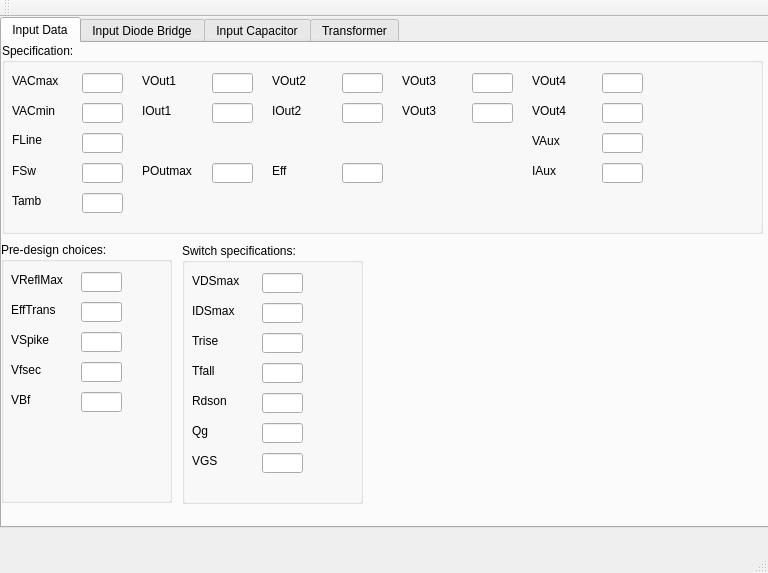
First picture: the form in FLySMPS/FLySMPS.ui, repository aemeltsev/FLySMPS, before the edit.
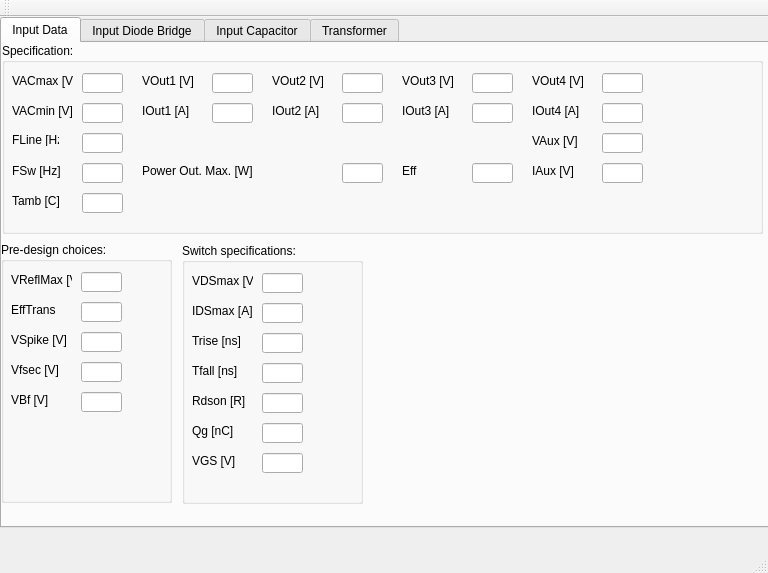
Second picture: the form after the edit.

What changed in the file:
```diff
--- a/FLySMPS/FLySMPS.ui
+++ b/FLySMPS/FLySMPS.ui
@@ -65,7 +65,7 @@
         </rect>
        </property>
        <property name="text">
-        <string>VACmax</string>
+        <string>VACmax [V]</string>
        </property>
       </widget>
       <widget class="QLabel" name="label_2">
@@ -78,7 +78,7 @@
         </rect>
        </property>
        <property name="text">
-        <string>FSw</string>
+        <string>FSw [Hz]</string>
        </property>
       </widget>
       <widget class="QLineEdit" name="lineEdit_3">
@@ -101,7 +101,7 @@
         </rect>
        </property>
        <property name="text">
-        <string>VACmin</string>
+        <string>VACmin [V]</string>
        </property>
       </widget>
       <widget class="QLineEdit" name="lineEdit_4">
@@ -134,7 +134,7 @@
         </rect>
        </property>
        <property name="text">
-        <string>FLine</string>
+        <string>FLine [Hz]</string>
        </property>
       </widget>
       <widget class="QLineEdit" name="lineEdit_6">
@@ -197,7 +197,7 @@
         </rect>
        </property>
        <property name="text">
-        <string>VOut1</string>
+        <string>VOut1 [V]</string>
        </property>
       </widget>
       <widget class="QLabel" name="label_7">
@@ -210,7 +210,7 @@
         </rect>
        </property>
        <property name="text">
-        <string>IOut1</string>
+        <string>IOut1 [A]</string>
        </property>
       </widget>
       <widget class="QLabel" name="label_8">
@@ -223,7 +223,7 @@
         </rect>
        </property>
        <property name="text">
-        <string>VOut2</string>
+        <string>VOut2 [V]</string>
        </property>
       </widget>
       <widget class="QLabel" name="label_9">
@@ -236,7 +236,7 @@
         </rect>
        </property>
        <property name="text">
-        <string>IOut2</string>
+        <string>IOut2 [A]</string>
        </property>
       </widget>
       <widget class="QLineEdit" name="lineEdit_11">
@@ -259,7 +259,7 @@
         </rect>
        </property>
        <property name="text">
-        <string>VOut3</string>
+        <string>VOut3 [V]</string>
        </property>
       </widget>
       <widget class="QLabel" name="label_11">
@@ -272,7 +272,7 @@
         </rect>
        </property>
        <property name="text">
-        <string>VOut3</string>
+        <string>IOut3 [A]</string>
        </property>
       </widget>
       <widget class="QLabel" name="label_19">
@@ -285,7 +285,7 @@
         </rect>
        </property>
        <property name="text">
-        <string>VOut4</string>
+        <string>VOut4 [V]</string>
        </property>
       </widget>
       <widget class="QLabel" name="label_20">
@@ -298,7 +298,7 @@
         </rect>
        </property>
        <property name="text">
-        <string>VOut4</string>
+        <string>IOut4 [A]</string>
        </property>
       </widget>
       <widget class="QLineEdit" name="lineEdit_19">
@@ -331,7 +331,7 @@
         </rect>
        </property>
        <property name="text">
-        <string>VAux</string>
+        <string>VAux [V]</string>
        </property>
       </widget>
       <widget class="QLineEdit" name="lineEdit_21">
@@ -364,7 +364,7 @@
         </rect>
        </property>
        <property name="text">
-        <string>IAux</string>
+        <string>IAux [V]</string>
        </property>
       </widget>
       <widget class="QLineEdit" name="lineEdit_23">
@@ -380,7 +380,7 @@
       <widget class="QLineEdit" name="lineEdit_24">
        <property name="geometry">
         <rect>
-         <x>210</x>
+         <x>340</x>
          <y>120</y>
          <width>41</width>
          <height>20</height>
@@ -392,18 +392,18 @@
         <rect>
          <x>140</x>
          <y>120</y>
-         <width>61</width>
+         <width>181</width>
          <height>16</height>
         </rect>
        </property>
        <property name="text">
-        <string>POutmax</string>
+        <string>Power Out. Max. [W]</string>
        </property>
       </widget>
       <widget class="QLineEdit" name="lineEdit_25">
        <property name="geometry">
         <rect>
-         <x>340</x>
+         <x>470</x>
          <y>120</y>
          <width>41</width>
          <height>20</height>
@@ -413,7 +413,7 @@
       <widget class="QLabel" name="label_24">
        <property name="geometry">
         <rect>
-         <x>270</x>
+         <x>400</x>
          <y>120</y>
          <width>61</width>
          <height>16</height>
@@ -433,7 +433,7 @@
         </rect>
        </property>
        <property name="text">
-        <string>Tamb</string>
+        <string>Tamb [C]</string>
        </property>
       </widget>
      </widget>
@@ -469,7 +469,7 @@
         </rect>
        </property>
        <property name="text">
-        <string>VReflMax</string>
+        <string>VReflMax [V]</string>
        </property>
       </widget>
       <widget class="QLineEdit" name="lineEdit_26">
@@ -505,7 +505,7 @@
         </rect>
        </property>
        <property name="text">
-        <string>VSpike</string>
+        <string>VSpike [V]</string>
        </property>
       </widget>
       <widget class="QLineEdit" name="lineEdit_27">
@@ -538,7 +538,7 @@
         </rect>
        </property>
        <property name="text">
-        <string>Vfsec</string>
+        <string>Vfsec [V]</string>
        </property>
       </widget>
       <widget class="QLabel" name="label_29">
@@ -551,7 +551,7 @@
         </rect>
        </property>
        <property name="text">
-        <string>VBf</string>
+        <string>VBf [V]</string>
        </property>
       </widget>
       <widget class="QLineEdit" name="lineEdit_29">
@@ -597,7 +597,7 @@
         </rect>
        </property>
        <property name="text">
-        <string>VDSmax</string>
+        <string>VDSmax [V]</string>
        </property>
       </widget>
       <widget class="QLineEdit" name="lineEdit_13">
@@ -640,7 +640,7 @@
         </rect>
        </property>
        <property name="text">
-        <string>IDSmax</string>
+        <string>IDSmax [A]</string>
        </property>
       </widget>
       <widget class="QLabel" name="label_14">
@@ -653,7 +653,7 @@
         </rect>
        </property>
        <property name="text">
-        <string>Trise</string>
+        <string>Trise [ns]</string>
        </property>
       </widget>
       <widget class="QLabel" name="label_15">
@@ -666,7 +666,7 @@
         </rect>
        </property>
        <property name="text">
-        <string>Tfall</string>
+        <string>Tfall [ns]</string>
        </property>
       </widget>
       <widget class="QLineEdit" name="lineEdit_16">
@@ -689,7 +689,7 @@
         </rect>
        </property>
        <property name="text">
-        <string>Rdson</string>
+        <string>Rdson [R]</string>
        </property>
       </widget>
       <widget class="QLineEdit" name="lineEdit_17">
@@ -722,7 +722,7 @@
         </rect>
        </property>
        <property name="text">
-        <string>Qg</string>
+        <string>Qg [nC]</string>
        </property>
       </widget>
       <widget class="QLabel" name="label_18">
@@ -735,7 +735,7 @@
         </rect>
        </property>
        <property name="text">
-        <string>VGS</string>
+        <string>VGS [V]</string>
        </property>
       </widget>
      </widget>
```
